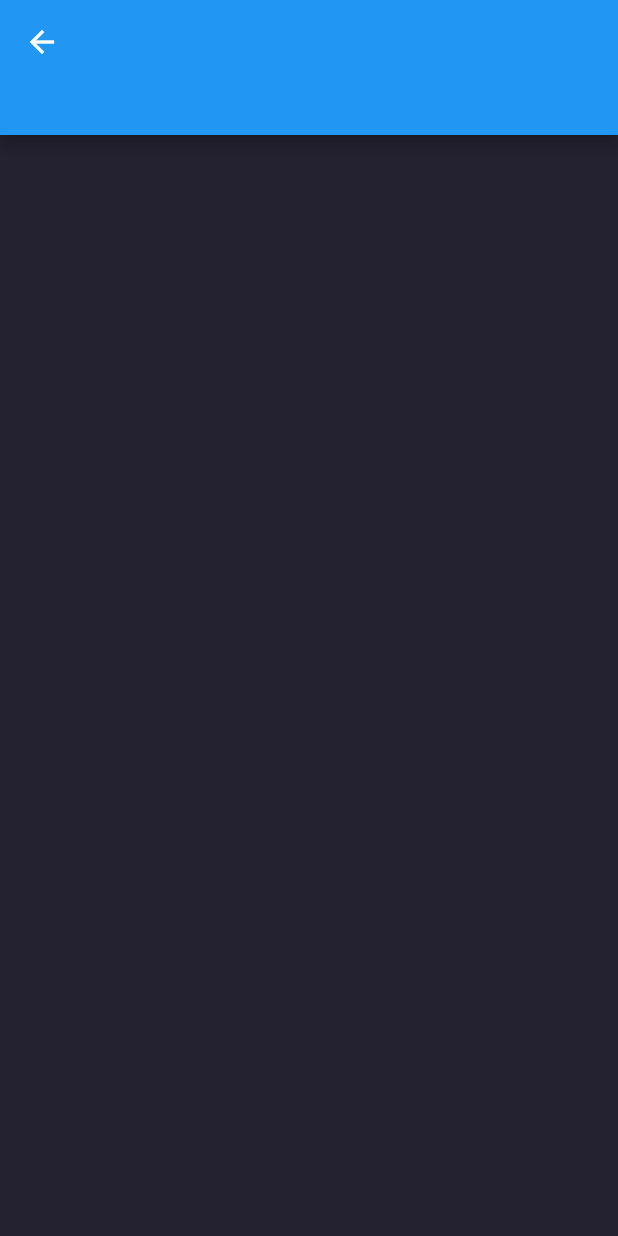
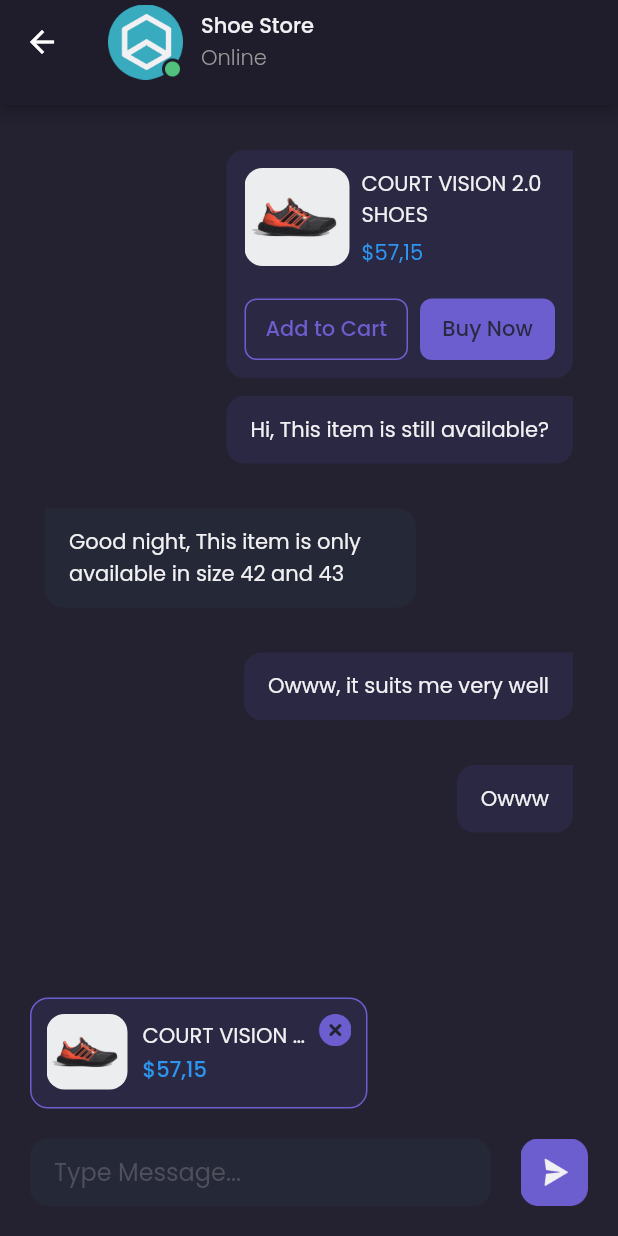
Before and after one commit to J-Orlant/shamo, a Flutter app: the DetailChatPage screen opened by its route, on a phone screen of 412 x 824 dp. Run offline on Flutter 3.47's test engine with Material 2 defaults, Android fonts, the phone set to English and light mode, and no system bars; our stand-ins replace google_fonts.

Commit message:
Create Chat

```diff
--- a/lib/pages/detail_chat_page.dart
+++ b/lib/pages/detail_chat_page.dart
@@ -1,4 +1,5 @@
 import 'package:flutter/material.dart';
+import 'package:shamo/pages/widget/chat_bubble.dart';
 import 'package:shamo/theme.dart';
 
 class DetailChatPage extends StatelessWidget {
@@ -6,11 +7,182 @@ class DetailChatPage extends StatelessWidget {
 
   @override
   Widget build(BuildContext context) {
-    return Scaffold(
-      backgroundColor: kBackgroundColor3,
-      appBar: PreferredSize(
-        child: AppBar(),
-        preferredSize: Size.fromHeight(90),
+    Widget appbar() {
+      return AppBar(
+        backgroundColor: kBackgroundColor1,
+        centerTitle: false,
+        title: Row(
+          children: [
+            Image.asset(
+              'assets/image_shop_logo_online.png',
+              width: 50,
+            ),
+            SizedBox(
+              width: 12,
+            ),
+            Column(
+              crossAxisAlignment: CrossAxisAlignment.start,
+              children: [
+                Text(
+                  'Shoe Store',
+                  style: primaryTextStyle.copyWith(
+                    fontWeight: medium,
+                    fontSize: 14,
+                  ),
+                ),
+                Text(
+                  'Online',
+                  style: secondaryTextStyle.copyWith(
+                    fontWeight: light,
+                    fontSize: 14,
+                  ),
+                ),
+              ],
+            )
+          ],
+        ),
+      );
+    }
+
+    Widget productPreview() {
+      return Container(
+        width: 225,
+        height: 74,
+        margin: EdgeInsets.only(
+          bottom: 20,
+        ),
+        padding: EdgeInsets.all(10),
+        decoration: BoxDecoration(
+          borderRadius: BorderRadius.circular(12),
+          color: kBackgroundColor5,
+          border: Border.all(
+            color: kPrimaryColor,
+          ),
+        ),
+        child: Row(
+          crossAxisAlignment: CrossAxisAlignment.start,
+          children: [
+            ClipRRect(
+              borderRadius: BorderRadius.circular(12),
+              child: Image.asset(
+                'assets/image_shoes.png',
+                width: 54,
+              ),
+            ),
+            SizedBox(
+              width: 10,
+            ),
+            Expanded(
+              child: Column(
+                crossAxisAlignment: CrossAxisAlignment.start,
+                mainAxisAlignment: MainAxisAlignment.center,
+                children: [
+                  Text(
+                    'COURT VISION V.5',
+                    style: primaryTextStyle,
+                    overflow: TextOverflow.ellipsis,
+                  ),
+                  SizedBox(
+                    height: 2,
+                  ),
+                  Text(
+                    '\$57,15',
+                    style: priceTextStyle.copyWith(
+                      fontWeight: medium,
+                    ),
+                  )
+                ],
+              ),
+            ),
+            Image.asset(
+              'assets/button_close_chat.png',
+              width: 22,
+            ),
+          ],
+        ),
+      );
+    }
+
+    Widget chatInput() {
+      return Container(
+        margin: EdgeInsets.all(20),
+        child: Column(
+          mainAxisSize: MainAxisSize.min,
+          crossAxisAlignment: CrossAxisAlignment.start,
+          children: [
+            productPreview(),
+            Row(
+              children: [
+                Expanded(
+                  child: Container(
+                    height: 45,
+                    padding: EdgeInsets.symmetric(
+                      horizontal: 16,
+                    ),
+                    decoration: BoxDecoration(
+                      color: kBackgroundColor4,
+                      borderRadius: BorderRadius.circular(12),
+                    ),
+                    child: Center(
+                      child: TextFormField(
+                        decoration: InputDecoration.collapsed(
+                          hintText: 'Type Message...',
+                          hintStyle: subtitleTextStyle,
+                        ),
+                      ),
+                    ),
+                  ),
+                ),
+                SizedBox(
+                  width: 20,
+                ),
+                Image.asset(
+                  'assets/button_send.png',
+                  width: 45,
+                ),
+              ],
+            ),
+          ],
+        ),
+      );
+    }
+
+    Widget content() {
+      return ListView(
+        padding: EdgeInsets.symmetric(
+          horizontal: defaultMargin,
+        ),
+        children: [
+          ChatBubble(
+            text: 'Hi, This item is still available?',
+            isSender: true,
+            hasProduct: true,
+          ),
+          ChatBubble(
+            text: 'Good night, This item is only available in size 42 and 43',
+            isSender: false,
+          ),
+          ChatBubble(
+            text: 'Owww, it suits me very well',
+            isSender: true,
+          ),
+          ChatBubble(
+            text: 'Owww',
+            isSender: true,
+          ),
+        ],
+      );
+    }
+
+    return SafeArea(
+      child: Scaffold(
+        backgroundColor: kBackgroundColor3,
+        appBar: PreferredSize(
+          child: appbar(),
+          preferredSize: Size.fromHeight(70),
+        ),
+        bottomNavigationBar: chatInput(),
+        body: content(),
       ),
     );
   }
--- /dev/null
+++ b/lib/pages/widget/chat_bubble.dart
@@ -0,0 +1,164 @@
+import 'package:flutter/material.dart';
+import 'package:shamo/theme.dart';
+
+class ChatBubble extends StatelessWidget {
+  final String text;
+  final bool isSender;
+  final bool hasProduct;
+
+  const ChatBubble({
+    this.text = '',
+    this.isSender = false,
+    this.hasProduct = false,
+    Key? key,
+  }) : super(key: key);
+
+  @override
+  Widget build(BuildContext context) {
+    Widget productReview() {
+      return Container(
+        width: 231,
+        margin: EdgeInsets.only(
+          bottom: 12,
+        ),
+        padding: EdgeInsets.all(12),
+        decoration: BoxDecoration(
+          color: isSender ? kBackgroundColor5 : kBackgroundColor4,
+          borderRadius: BorderRadius.only(
+            topLeft: Radius.circular(isSender ? 12 : 0),
+            topRight: Radius.circular(isSender ? 0 : 12),
+            bottomLeft: Radius.circular(12),
+            bottomRight: Radius.circular(12),
+          ),
+        ),
+        child: Column(
+          children: [
+            Row(
+              crossAxisAlignment: CrossAxisAlignment.start,
+              children: [
+                ClipRRect(
+                  borderRadius: BorderRadius.circular(12),
+                  child: Image.asset(
+                    'assets/image_shoes.png',
+                    width: 70,
+                  ),
+                ),
+                SizedBox(
+                  width: 8,
+                ),
+                Expanded(
+                  child: Column(
+                    crossAxisAlignment: CrossAxisAlignment.start,
+                    children: [
+                      Text(
+                        'COURT VISION 2.0 SHOES',
+                        style: primaryTextStyle,
+                      ),
+                      SizedBox(
+                        height: 4,
+                      ),
+                      Text(
+                        '\$57,15',
+                        style: priceTextStyle,
+                      ),
+                    ],
+                  ),
+                )
+              ],
+            ),
+            SizedBox(
+              height: 20,
+            ),
+            Row(
+              children: [
+                Container(
+                  width: 109,
+                  height: 41,
+                  margin: EdgeInsets.only(
+                    right: 8,
+                  ),
+                  decoration: BoxDecoration(
+                    border: Border.all(
+                      color: kPrimaryColor,
+                    ),
+                    borderRadius: BorderRadius.circular(8),
+                  ),
+                  child: TextButton(
+                    onPressed: () {},
+                    child: Text(
+                      'Add to Cart',
+                      style: purpleTextStyle,
+                    ),
+                  ),
+                ),
+                Expanded(
+                  child: Container(
+                    height: 41,
+                    decoration: BoxDecoration(
+                      color: kPrimaryColor,
+                      borderRadius: BorderRadius.circular(8),
+                    ),
+                    child: TextButton(
+                      onPressed: () {},
+                      child: Text(
+                        'Buy Now',
+                        style: purpleTextStyle.copyWith(
+                          color: kBackgroundColor5,
+                          fontWeight: medium,
+                        ),
+                      ),
+                    ),
+                  ),
+                ),
+              ],
+            )
+          ],
+        ),
+      );
+    }
+
+    return Container(
+      width: double.infinity,
+      margin: EdgeInsets.only(
+        top: 30,
+      ),
+      child: Column(
+        crossAxisAlignment:
+            (isSender) ? CrossAxisAlignment.end : CrossAxisAlignment.start,
+        children: [
+          hasProduct ? productReview() : SizedBox(),
+          Row(
+            mainAxisAlignment:
+                (isSender) ? MainAxisAlignment.end : MainAxisAlignment.start,
+            children: [
+              Flexible(
+                child: Container(
+                  constraints: BoxConstraints(
+                    maxWidth: MediaQuery.of(context).size.width * 0.6,
+                  ),
+                  padding: EdgeInsets.symmetric(
+                    horizontal: 16,
+                    vertical: 12,
+                  ),
+                  decoration: BoxDecoration(
+                    color: isSender ? kBackgroundColor5 : kBackgroundColor4,
+                    borderRadius: BorderRadius.only(
+                      topLeft: Radius.circular(isSender ? 12 : 0),
+                      topRight: Radius.circular(isSender ? 0 : 12),
+                      bottomLeft: Radius.circular(12),
+                      bottomRight: Radius.circular(12),
+                    ),
+                  ),
+                  child: Text(
+                    text,
+                    style: primaryTextStyle,
+                  ),
+                ),
+              ),
+            ],
+          ),
+        ],
+      ),
+    );
+  }
+}
--- a/lib/theme.dart
+++ b/lib/theme.dart
@@ -9,6 +9,7 @@ Color kBackgroundColor1 = Color(0xff1F1D2B);
 Color kBackgroundColor2 = Color(0xff2B2937);
 Color kBackgroundColor3 = Color(0xff242231);
 Color kBackgroundColor4 = Color(0xff252836);
+Color kBackgroundColor5 = Color(0xff2B2844);
 Color kPrimaryTextColor = Color(0xffF1F0F2);
 Color kSecondaryTextColor = Color(0xff999999);
 Color kSubtitleTextColor = Color(0xff504F5E);
```
Also changed, not shown: assets/button_close_chat.png (added), assets/button_send.png (added), assets/image_shop_logo_online.png (added).
